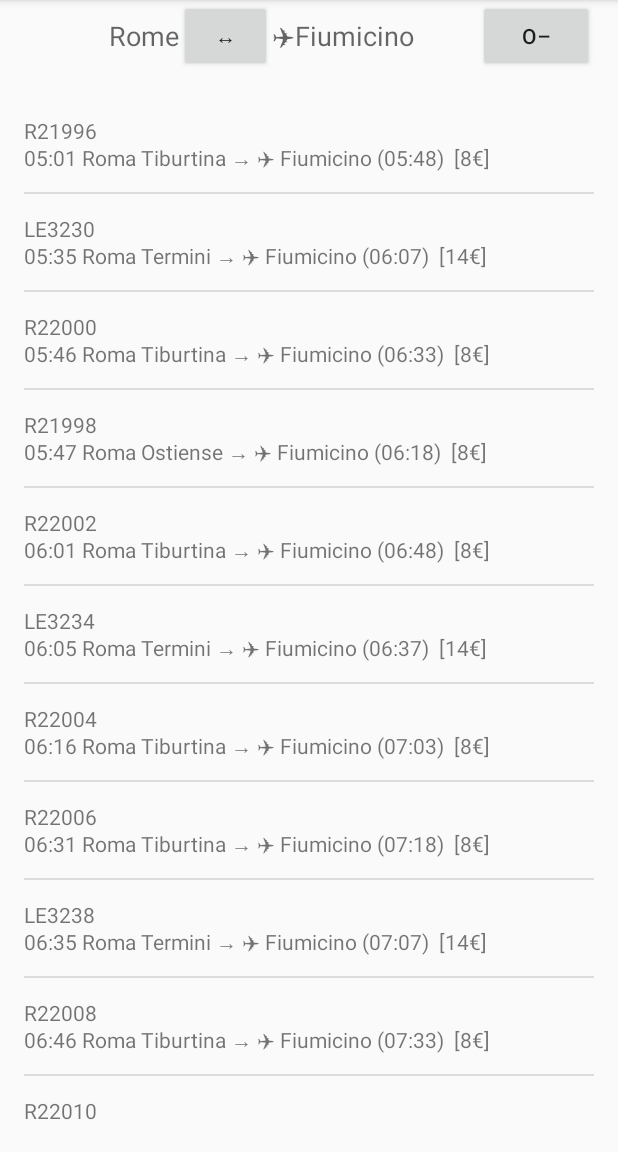
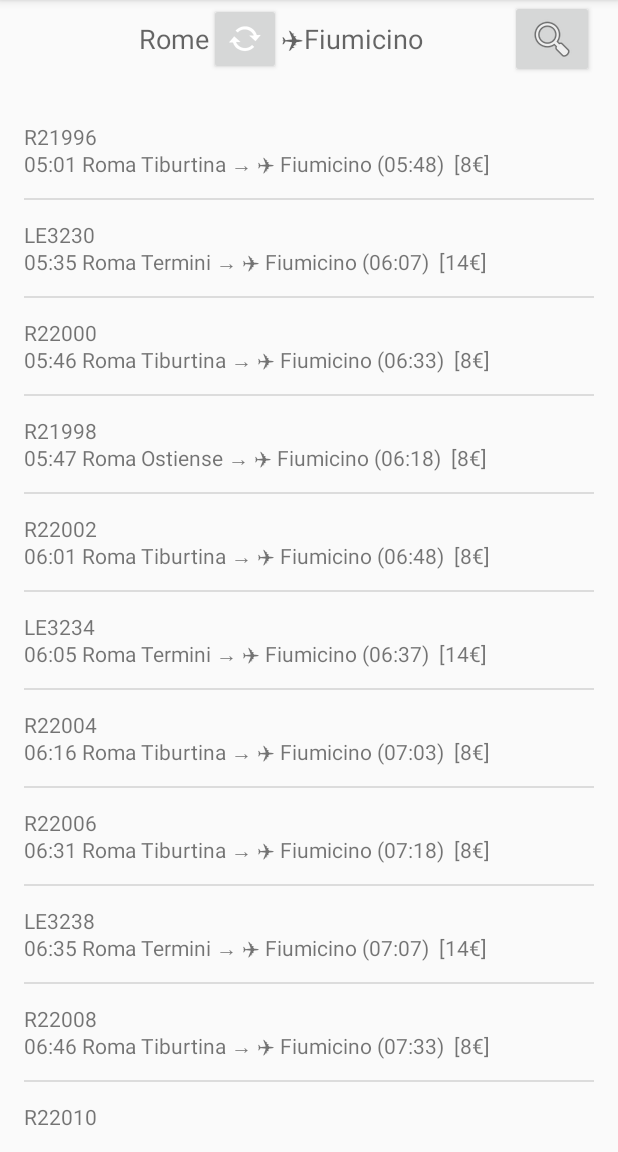
Before and after one commit to agule/LeoEx, an Android app: the screen it shows after launch (MainActivity), on a phone screen of 412 x 824 dp, the part 84-1236 px from its top. Run offline under Robolectric (Android 15) with nearby library versions, the phone set to English and light mode, and no system bars.

Commit message:
Main Activity Buttons replaced with ImageButtons

```diff
--- a/app/src/main/java/it/agule/leoex/TimetableFragment.java
+++ b/app/src/main/java/it/agule/leoex/TimetableFragment.java
@@ -13,6 +13,7 @@
 import android.widget.AdapterView;
 import android.widget.ArrayAdapter;
 import android.widget.Button;
+import android.widget.ImageButton;
 import android.widget.ListView;
 import android.widget.TextView;
 import android.widget.Toast;
@@ -31,9 +32,9 @@
     private ListView mListViewTimetable;
     private Direction currentDirection;
     private TextView mTextViewFrom;
-    private Button mButtonXchange;
+    private ImageButton mButtonXchange;
     private TextView mTextViewTo;
-    private Button mButtonSearch;
+    private ImageButton mButtonSearch;
 
     Timetable mTimetable = new Timetable();
 
@@ -104,7 +105,7 @@
 
         mTextViewFrom = (TextView)rootView.findViewById(R.id.textFrom);
         mTextViewFrom.setText(Direction.FCOToRome.Name());
-        mButtonXchange = (Button)rootView.findViewById(R.id.buttonXchange);
+        mButtonXchange = (ImageButton)rootView.findViewById(R.id.buttonXchange);
         mButtonXchange.setOnClickListener(new Button.OnClickListener() {
             @Override
             public void onClick(View v) {
@@ -116,7 +117,7 @@
         mTextViewTo   = (TextView)rootView.findViewById(R.id.textTo);
         mTextViewTo.setText(Direction.RomeToFCO.Name());
         currentDirection = Direction.RomeToFCO;
-        mButtonSearch = (Button)rootView.findViewById(R.id.buttonSearch);
+        mButtonSearch = (ImageButton)rootView.findViewById(R.id.buttonSearch);
         mButtonSearch.setOnClickListener(new Button.OnClickListener() {
             @Override
             public void onClick(View v) {
--- a/app/src/main/res/layout/fragment_main.xml
+++ b/app/src/main/res/layout/fragment_main.xml
@@ -23,14 +23,14 @@
             android:layout_weight="4"
             android:gravity="right" />
 
-        <Button
+        <ImageButton
             style="?android:attr/buttonStyleSmall"
             android:layout_width="wrap_content"
             android:layout_height="wrap_content"
-            android:text="@string/strButtonXchange"
             android:id="@+id/buttonXchange"
+            android:src="@android:drawable/stat_notify_sync_noanim"
             android:layout_gravity="center"
-            android:layout_weight="1" />
+            android:contentDescription="@string/descrButtonXchange" />
 
         <TextView
             android:layout_width="wrap_content"
@@ -41,15 +41,14 @@
             android:layout_gravity="center_vertical"
             android:layout_weight="3" />
 
-        <Button
+        <ImageButton
             style="?android:attr/buttonStyleSmall"
             android:layout_width="wrap_content"
             android:layout_height="wrap_content"
-            android:text="@string/strButtonSearch"
             android:id="@+id/buttonSearch"
+            android:src="@android:drawable/ic_menu_search"
             android:layout_gravity="end"
-            android:longClickable="false"
-            android:layout_weight="2" />
+            android:contentDescription="@string/action_scroll" />
     </LinearLayout>
 
     <FrameLayout xmlns:android="http://schemas.android.com/apk/res/android"
--- a/app/src/main/res/values/strings.xml
+++ b/app/src/main/res/values/strings.xml
@@ -1,20 +1,25 @@
 <resources>
+    <!-- App name as displayed -->
     <string name="app_name">Trains Rome-FCO</string>
+
+    <!-- Main Activity buttons -->
+    <string name="descrButtonXchange">Exchange</string>
+    <!-- Main Activity Menu Actions  -->
+    <string name="action_scroll">Find Next</string>
     <string name="action_settings">About</string>
-    <string name="action_scroll" translatable="false">Find Next</string>
+    <!-- Test string -->
+    <string name="hello_world" translatable="false">Sample Text...</string>
+
+    <!-- Details Activity -->
     <string name="title_activity_detail">Details</string>
-    <string name="hello_world">Sample Text...</string>
 
-    <string name="strButtonXchange">↔</string>
-    <string name="strButtonSearch">o–</string>
-
+    <!-- About Activity now replacing Settings -->
     <string name="title_activity_settings">About</string>
     <string name="aboutAppName">Trains Rome–Fiumicino [FCO]</string>
     <string name="aboutAppVersion">ver. 0.1 alpha</string>
     <string name="aboutAppDescr">This is a simple App to display trains timetable between the city of Rome and international airport ✈ Fiumicino [FCO].\n\nFind Next scrolls the list to next train departure; times are displayed in Rome time zone regardless of your device settings.\n\nIt\'s initial alpha version, App will develop fast; please send your feedback on which function you need sooner.\nCheers!</string>
 
     <!-- Strings related to Settings -->
-
     <!-- Example General settings -->
     <string name="pref_header_general">General</string>
 
```
Also changed, not shown: 1 other file.
